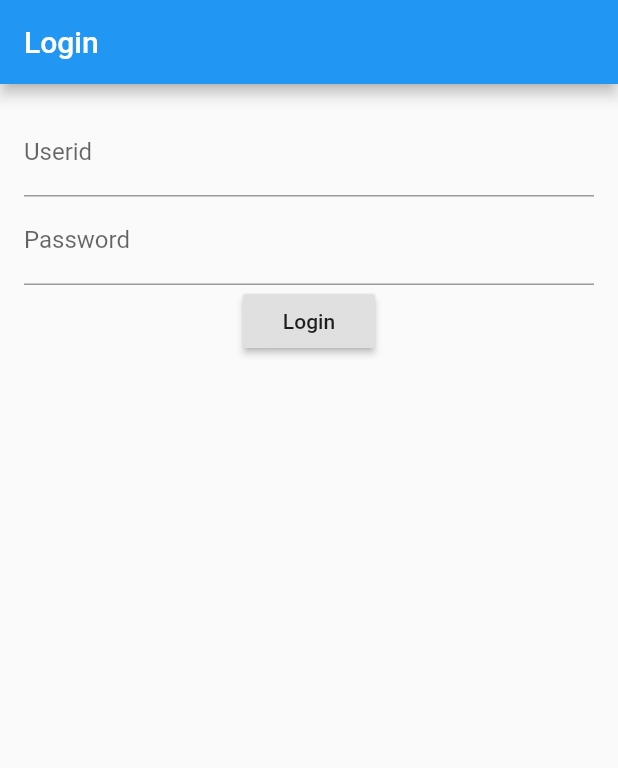
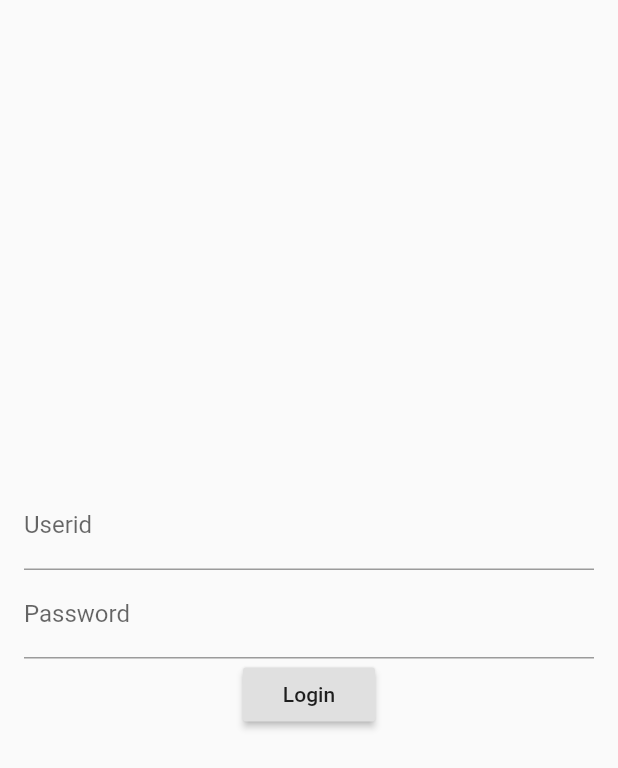
Before and after one commit to edwardaux/flutter-holidays-redux, a Flutter app: the screen it shows after launch, after a tap on the "backspace" icon, on a phone screen of 412 x 824 dp. Shown: the top 768 px of the screen. Run offline on Flutter 3.47's test engine with Material 2 defaults, Android fonts, the phone set to English and light mode, and no system bars; our stand-ins replace flutter_redux, redux.

Commit message:
Make login be modal

```diff
--- a/lib/redux/app/app_middleware.dart
+++ b/lib/redux/app/app_middleware.dart
@@ -33,7 +33,7 @@ Middleware<AppState> _splashMiddleware() {
         store.dispatch(FetchHolidaySummariesAction());
         globalNavigatorKey.currentState.pushReplacementNamed('/dashboard');
       } else {
-        globalNavigatorKey.currentState.pushReplacementNamed('/login');
+        displayLoginScreen();
       }
     }
   };
--- a/lib/redux/auth/auth_middleware.dart
+++ b/lib/redux/auth/auth_middleware.dart
@@ -35,7 +35,7 @@ Middleware<AppState> _logout(API api) {
     next(action);
 
     if (action is LogoutAction) {
-      globalNavigatorKey.currentState.pushReplacementNamed('/login');
+      displayLoginScreen();
     }
   };
 }
--- a/lib/routes.dart
+++ b/lib/routes.dart
@@ -1,3 +1,4 @@
+import 'package:flutter/material.dart';
 import 'package:flutter/widgets.dart';
 import 'package:flutter_redux/flutter_redux.dart';
 import 'package:holidays/redux/app/app_state.dart';
@@ -21,13 +22,21 @@ void navigateToHoliday({@required int id, @required BuildContext context, @requi
   });
 }
 
+// it annoys me that we have to pull this out into a separate function
+// instead of being able to invoke `.pushReplacementNamed('/login')` like
+// we can do with the rest of the routes. However, I haven't been able to
+// find a way to push with the route name, yet still go modal.
+void displayLoginScreen() {
+  globalNavigatorKey.currentState.pushReplacement(new MaterialPageRoute<Null>(
+    builder: (BuildContext context) {
+      return LoginScreen();
+    },
+    fullscreenDialog: true,
+  ));
+}
+
 Map<String, WidgetBuilder> getRoutes(BuildContext context, Store<AppState> store) {
   return {
-    '/login': (BuildContext context) => new StoreBuilder<AppState>(
-          builder: (context, store) {
-            return LoginScreen();
-          },
-        ),
     '/dashboard': (BuildContext context) => new StoreBuilder<AppState>(
           builder: (context, store) {
             return DashboardScreen();
--- a/lib/ui/auth/login_screen.dart
+++ b/lib/ui/auth/login_screen.dart
@@ -16,10 +16,11 @@ class _LoginScreenState extends State<LoginScreen> {
   Widget build(BuildContext context) => StoreConnector<AppState, _ViewModel>(
       converter: (Store<AppState> store) => _ViewModel.create(store: store),
       builder: (BuildContext context, _ViewModel viewModel) => Scaffold(
-            appBar: AppBar(title: Text(viewModel.pageTitle)),
             body: Container(
               padding: EdgeInsets.all(16.0),
               child: Column(
+                mainAxisAlignment: MainAxisAlignment.center,
+                crossAxisAlignment: CrossAxisAlignment.center,
                 children: <Widget>[
                   TextField(
                     controller: _useridController,
```
